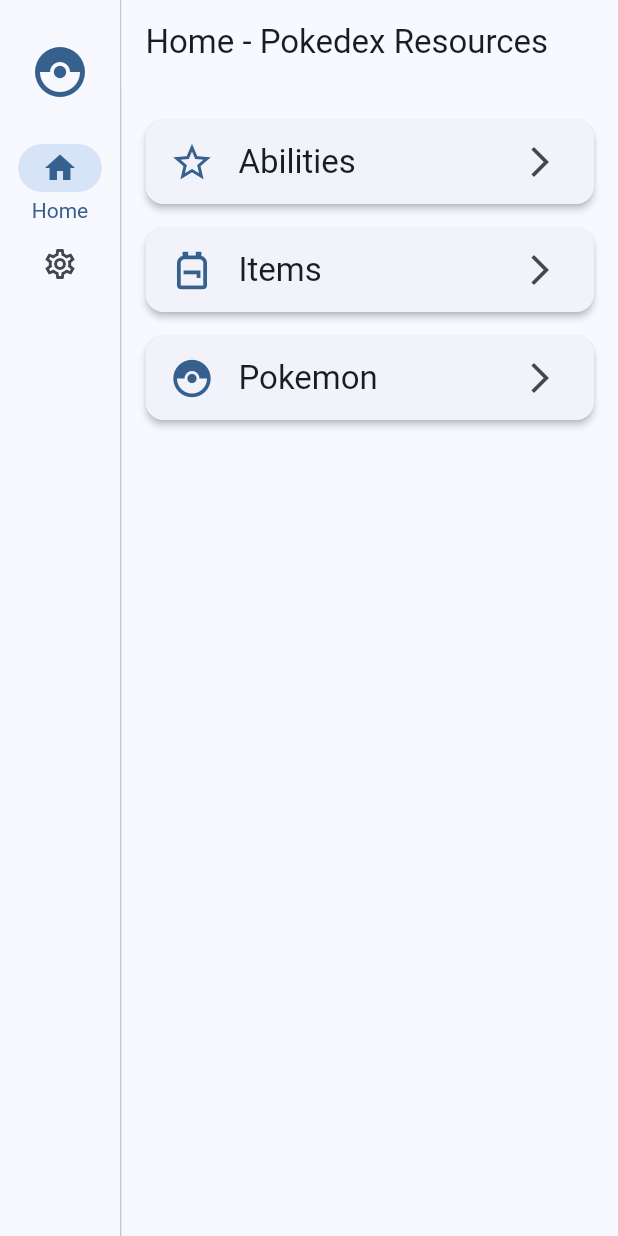
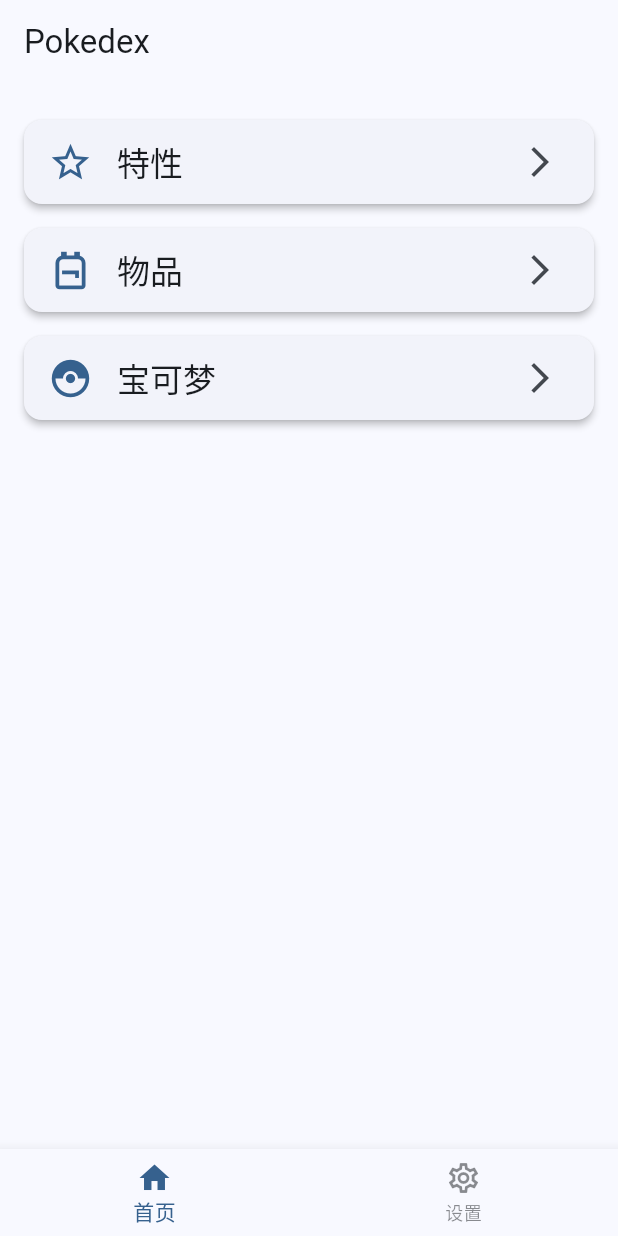
Before and after one commit to pokemonle/pokedex-flutter, a Flutter app: the screen it shows after launch, on a phone screen of 412 x 824 dp. Run offline on Flutter 3.47's test engine with Material 3 defaults, Android fonts, the light colour scheme and no system bars; our stand-ins replace flutter_riverpod, shared_preferences.

Commit message:
feat: add multi-language and settings navbar

```diff
--- a/lib/main.dart
+++ b/lib/main.dart
@@ -1,8 +1,8 @@
 // lib/main.dart
 import 'package:flutter/material.dart';
 import 'package:flutter_riverpod/flutter_riverpod.dart';
-import 'package:shared_preferences/shared_preferences.dart';
-import 'package:pokedex/providers/translation.dart';
+import 'package:pokedex/widgets/translation.dart';
+import 'package:pokedex/providers/navigation.dart';
 import 'package:pokedex/screens/home.dart';
 import 'package:pokedex/screens/settings.dart';
 import 'package:flutter_localizations/flutter_localizations.dart';
@@ -69,6 +69,9 @@
 
   @override
   Widget build(BuildContext context) {
+    final useSideNavigation = ref.watch(navigationModeProvider);
+
+    if (useSideNavigation) {
       return Scaffold(
         body: Row(
           children: <Widget>[
@@ -82,22 +85,44 @@
               labelType: NavigationRailLabelType.selected,
               leading: Padding(
                 padding: const EdgeInsets.symmetric(vertical: 20.0),
-              child: Icon(
+                child: Column(
+                  children: [
+                    Icon(
                       Icons.catching_pokemon,
                       size: 40,
-                color: Theme.of(context).colorScheme.primary,
+                      color:
+                          Theme.of(context).brightness == Brightness.dark
+                              ? Colors.white
+                              : Theme.of(context).colorScheme.primary,
+                    ),
+                    Text(
+                      'Pokedex',
+                      style: Theme.of(context).textTheme.titleSmall?.copyWith(
+                        color:
+                            Theme.of(context).brightness == Brightness.dark
+                                ? Colors.white
+                                : Theme.of(context).colorScheme.primary,
+                      ),
+                    ),
+                  ],
                 ),
               ),
               destinations: const <NavigationRailDestination>[
                 NavigationRailDestination(
                   icon: Icon(Icons.home_outlined),
                   selectedIcon: Icon(Icons.home),
-                label: Text('Home'),
+                  label: TranslationWidget(
+                    namespace: 'default',
+                    textKey: 'Home',
+                  ),
                 ),
                 NavigationRailDestination(
                   icon: Icon(Icons.settings_outlined),
                   selectedIcon: Icon(Icons.settings),
-                label: Text('Settings'),
+                  label: TranslationWidget(
+                    namespace: 'default',
+                    textKey: 'Settings',
+                  ),
                 ),
               ],
               selectedIconTheme: IconThemeData(
@@ -113,5 +138,34 @@
           ],
         ),
       );
+    } else {
+      return Scaffold(
+        body: _screens[_selectedIndex],
+        bottomNavigationBar: BottomNavigationBar(
+          currentIndex: _selectedIndex,
+          onTap: (int index) {
+            setState(() {
+              _selectedIndex = index;
+            });
+          },
+          items: <BottomNavigationBarItem>[
+            BottomNavigationBarItem(
+              icon: Icon(Icons.home_outlined),
+              activeIcon: Icon(Icons.home),
+              label: t('default', 'Home'),
+            ),
+            BottomNavigationBarItem(
+              icon: Icon(Icons.settings_outlined),
+              activeIcon: Icon(Icons.settings),
+              label: t('default', 'Settings'),
+            ),
+          ],
+          selectedItemColor: Theme.of(context).colorScheme.primary,
+          unselectedItemColor: Theme.of(
+            context,
+          ).colorScheme.onSurface.withAlpha(128),
+        ),
+      );
     }
   }
+}
--- a/lib/screens/home.dart
+++ b/lib/screens/home.dart
@@ -1,6 +1,7 @@
 import 'package:flutter/material.dart';
 import 'package:pokedex/api/models/models.dart';
 import 'package:pokedex/screens/resource_list.dart';
+import 'package:pokedex/widgets/translation.dart';
 
 class HomeScreen extends StatelessWidget {
   const HomeScreen({super.key});
@@ -27,12 +28,12 @@
   @override
   Widget build(BuildContext context) {
     return Scaffold(
-      appBar: AppBar(title: const Text('Home - Pokedex Resources')),
+      appBar: AppBar(title: const Text('Pokedex')),
       body: ListView(
         padding: const EdgeInsets.all(16.0),
         children: [
           _ResourceNavigationCard(
-            title: 'Abilities',
+            title: t('default', 'Abilities'),
             icon: Icons.star_outline,
             onTap:
                 () => _navigateToResourceList<Ability>(
@@ -43,7 +44,7 @@
                 ),
           ),
           _ResourceNavigationCard(
-            title: 'Items',
+            title: t('default', 'Items'),
             icon: Icons.backpack_outlined,
             onTap:
                 () => _navigateToResourceList<Item>(
@@ -54,7 +55,7 @@
                 ),
           ),
           _ResourceNavigationCard(
-            title: 'Pokemon', // Example
+            title: t('default', 'Pokemon'),
             icon: Icons.catching_pokemon_outlined,
             onTap:
                 () => _navigateToResourceList<Pokemon>(
@@ -108,9 +109,30 @@
       elevation: 2,
       margin: const EdgeInsets.symmetric(vertical: 8.0),
       child: ListTile(
-        leading: Icon(icon, size: 30, color: Theme.of(context).primaryColor),
-        title: Text(title, style: Theme.of(context).textTheme.titleLarge),
-        trailing: const Icon(Icons.arrow_forward_ios),
+        leading: Icon(
+          icon,
+          size: 30,
+          color:
+              Theme.of(context).brightness == Brightness.dark
+                  ? Colors.white
+                  : Theme.of(context).primaryColor,
+        ),
+        title: Text(
+          title,
+          style: Theme.of(context).textTheme.titleLarge?.copyWith(
+            color:
+                Theme.of(context).brightness == Brightness.dark
+                    ? Colors.white
+                    : null,
+          ),
+        ),
+        trailing: Icon(
+          Icons.arrow_forward_ios,
+          color:
+              Theme.of(context).brightness == Brightness.dark
+                  ? Colors.white70
+                  : null,
+        ),
         onTap: onTap,
       ),
     );
--- a/lib/widgets/translation.dart
+++ b/lib/widgets/translation.dart
@@ -1,6 +1,31 @@
 import 'package:flutter/material.dart';
 import 'package:flutter_riverpod/flutter_riverpod.dart';
 import '../providers/translation.dart';
+import '../constants/local_translations.dart';
+
+/// 全局翻译函数，可以在没有 ref 的地方使用
+String t(String namespace, String textKey) {
+  final container = ProviderContainer();
+  final currentLanguage = container.read(currentLanguageProvider);
+
+  // 如果是 default 命名空间，直接返回本地翻译
+  if (namespace == 'default') {
+    return localTranslations[currentLanguage]?['default']?[textKey] ?? textKey;
+  }
+
+  // 其他命名空间使用远程翻译
+  final translations = container.read(translationProvider);
+  return translations['$currentLanguage$namespace']?[textKey] ?? textKey;
+}
+
+/// 获取翻译后的字符串（需要 WidgetRef）
+String useTranslationString(WidgetRef ref, String namespace, String textKey) {
+  // Auto load translation when used
+  Future.microtask(
+    () => ref.read(translationProvider.notifier).loadTranslation(namespace),
+  );
+  return useTranslation(ref, namespace, textKey);
+}
 
 class TranslationWidget extends ConsumerWidget {
   final String namespace;
```
Also changed, not shown: lib/api/models/language.dart (added, +32 -0 lines), lib/constants/local_translations.dart (added, +199 -0 lines), lib/providers/navigation.dart (added, +40 -0 lines), lib/providers/translation.dart (+33 -16 lines), lib/screens/settings.dart (+69 -16 lines), lib/screens/settings/language.dart (added, +85 -0 lines), lib/api/models/language.g.dart (added). Lines whose indentation alone changed are shown as unchanged.
